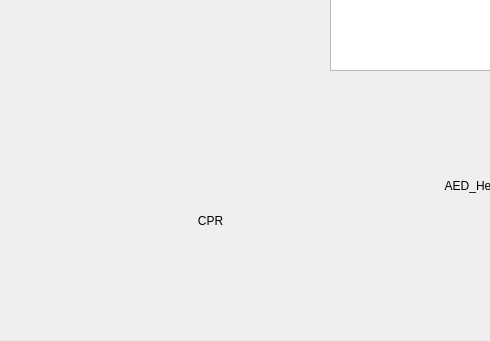
Qt form aed_display.ui (WaillyMohamed/AED) before a commit; both pictures show x 0 to 490 and y 310 to 651 of the 1200 by 800 pixel window.
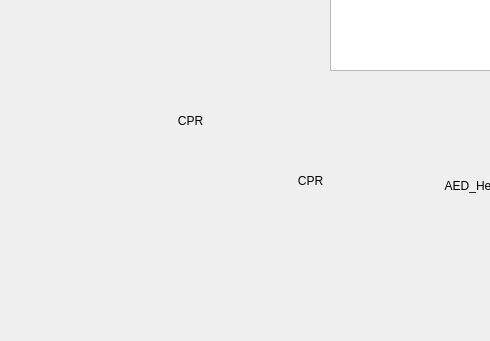
The same form after that commit.

Commit message: added new cpr images to resources file

```diff
--- a/aed_display.ui
+++ b/aed_display.ui
@@ -165,8 +165,8 @@
    <widget class="QLabel" name="a_cpr">
     <property name="geometry">
      <rect>
-      <x>120</x>
-      <y>470</y>
+      <x>100</x>
+      <y>370</y>
       <width>181</width>
       <height>121</height>
      </rect>
@@ -237,6 +237,31 @@
      <set>Qt::AlignCenter</set>
     </property>
    </widget>
+   <widget class="QLabel" name="a_cpr_2">
+    <property name="geometry">
+     <rect>
+      <x>220</x>
+      <y>430</y>
+      <width>181</width>
+      <height>121</height>
+     </rect>
+    </property>
+    <property name="minimumSize">
+     <size>
+      <width>150</width>
+      <height>120</height>
+     </size>
+    </property>
+    <property name="lineWidth">
+     <number>1</number>
+    </property>
+    <property name="text">
+     <string>CPR</string>
+    </property>
+    <property name="alignment">
+     <set>Qt::AlignCenter</set>
+    </property>
+   </widget>
   </widget>
   <widget class="QMenuBar" name="menubar">
    <property name="geometry">
```
The commit also changes 2 other files.
